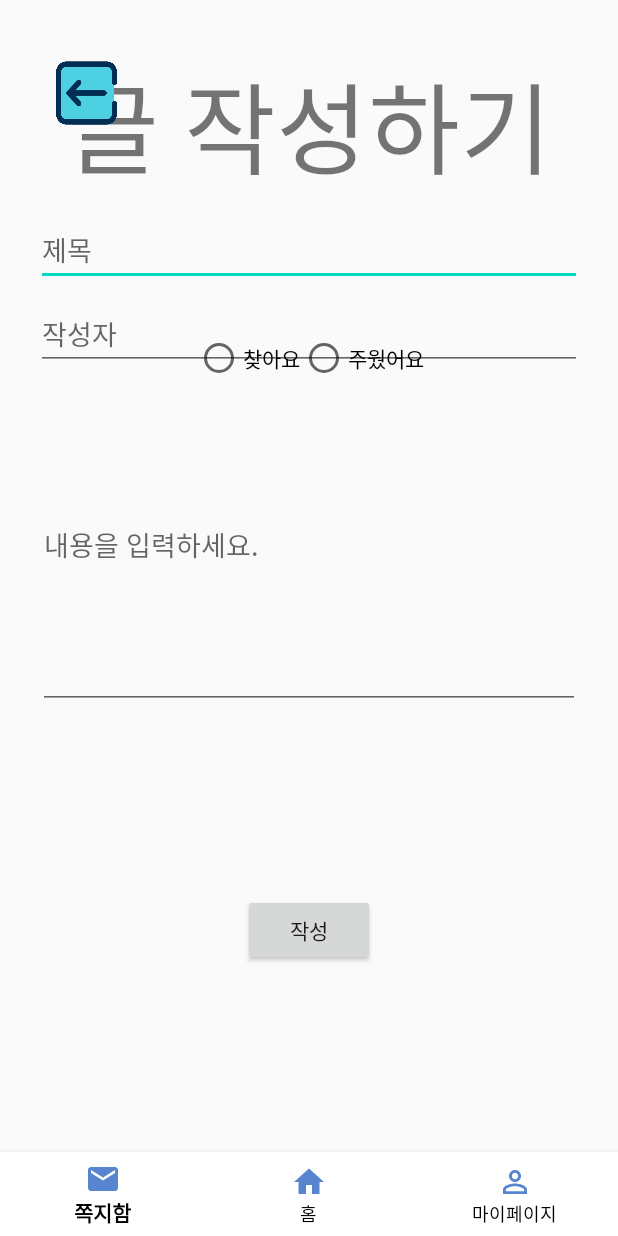
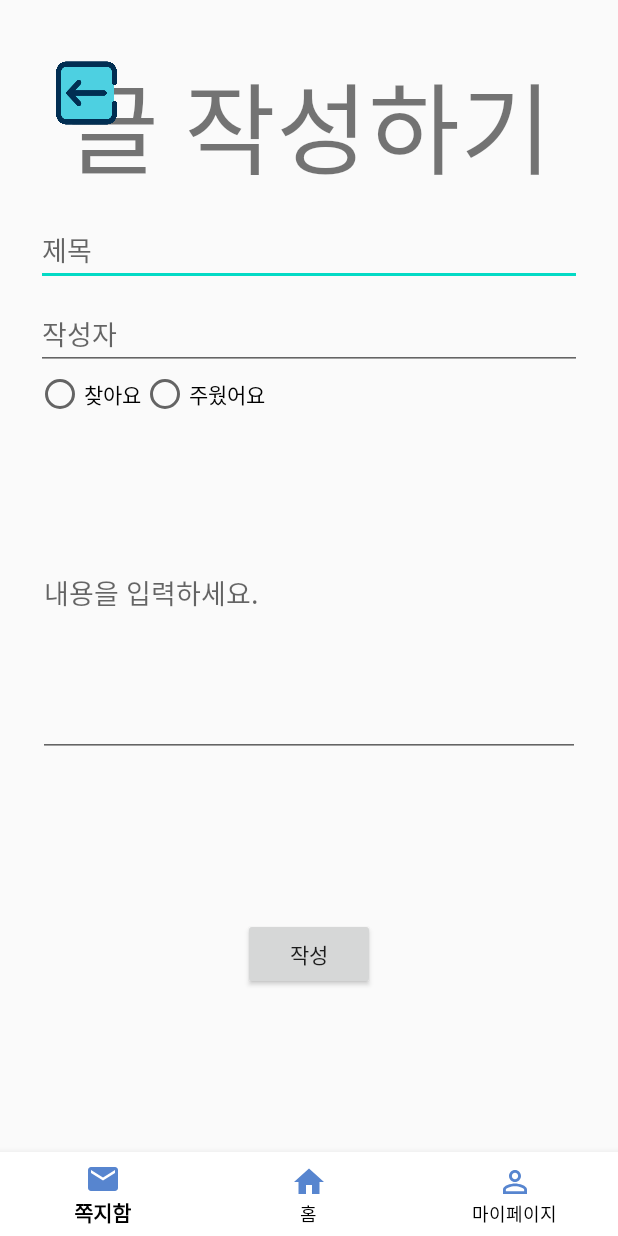
Before and after one commit to jiwon0297/Android, an Android app: the LostWriteActivity screen opened directly, with no data from a screen before it, on a phone screen of 412 x 824 dp. Run offline under Robolectric (Android 15) with nearby library versions, the light colour scheme and no system bars.

Commit message:
asdf
asdf

```diff
--- a/app/src/main/java/com/example/myapplication/lost/LostWriteActivity.java
+++ b/app/src/main/java/com/example/myapplication/lost/LostWriteActivity.java
@@ -3,6 +3,9 @@ package com.example.myapplication.lost;
 import androidx.appcompat.app.AppCompatActivity;
 
 import android.os.Bundle;
+import android.view.View;
+import android.widget.ImageButton;
+
 import com.example.myapplication.R;
 
 public class LostWriteActivity extends AppCompatActivity {
@@ -11,5 +14,13 @@ public class LostWriteActivity extends AppCompatActivity {
     protected void onCreate(Bundle savedInstanceState) {
         super.onCreate(savedInstanceState);
         setContentView(R.layout.activity_lost_write);
+
+        ImageButton Back = (ImageButton) findViewById(R.id.imageButton1);
+        Back.setOnClickListener(new View.OnClickListener() {
+            @Override
+            public void onClick(View view) {
+                onBackPressed();
+            }
+        });
     }
 }
--- a/app/src/main/res/layout/activity_lost_view.xml
+++ b/app/src/main/res/layout/activity_lost_view.xml
@@ -29,7 +29,6 @@
         android:layout_height="56dp"
         android:layout_marginEnd="13dp"
         android:background="@drawable/back"
-        android:onClick="back"
         android:padding="0dp"
         android:scaleType="fitXY"
         android:src="@drawable/back"
--- a/app/src/main/res/layout/activity_lost_write.xml
+++ b/app/src/main/res/layout/activity_lost_write.xml
@@ -30,7 +30,6 @@
         android:layout_height="56dp"
         android:layout_marginEnd="13dp"
         android:background="@drawable/back"
-        android:onClick="back"
         android:padding="0dp"
         android:scaleType="fitXY"
         android:src="@drawable/back"
@@ -73,13 +72,14 @@
 
     <RadioGroup
         android:id="@+id/radioGroup1"
-        android:layout_width="wrap_content"
         android:layout_height="wrap_content"
+        android:layout_width="0dp"
+        android:layout_marginStart="24dp"
         android:orientation="horizontal"
         app:layout_constraintBottom_toTopOf="@+id/content"
         app:layout_constraintEnd_toEndOf="parent"
         app:layout_constraintStart_toStartOf="parent"
-        app:layout_constraintBottom_toBottomOf="@+id/writer">
+        app:layout_constraintTop_toBottomOf="@+id/writer" >
 
         <RadioButton
             android:id="@+id/radio0"
@@ -105,7 +105,7 @@
         android:selectAllOnFocus="true"
         app:layout_constraintEnd_toEndOf="parent"
         app:layout_constraintStart_toStartOf="parent"
-        app:layout_constraintTop_toBottomOf="@+id/writer" />
+        app:layout_constraintTop_toBottomOf="@+id/radioGroup1" />
 
 
     <Button
--- a/app/src/main/res/layout/activity_mate_view.xml
+++ b/app/src/main/res/layout/activity_mate_view.xml
@@ -30,7 +30,6 @@
         android:layout_height="56dp"
         android:layout_marginEnd="13dp"
         android:background="@drawable/back"
-        android:onClick="back"
         android:padding="0dp"
         android:scaleType="fitXY"
         android:src="@drawable/back"
--- a/app/src/main/res/layout/activity_mate_write.xml
+++ b/app/src/main/res/layout/activity_mate_write.xml
@@ -30,7 +30,6 @@
         android:layout_height="56dp"
         android:layout_marginEnd="13dp"
         android:background="@drawable/back"
-        android:onClick="back"
         android:padding="0dp"
         android:scaleType="fitXY"
         android:src="@drawable/back"
```
Also changed, not shown: app/src/main/java/com/example/myapplication/lost/LostViewActivity.java (+10 -0 lines).
